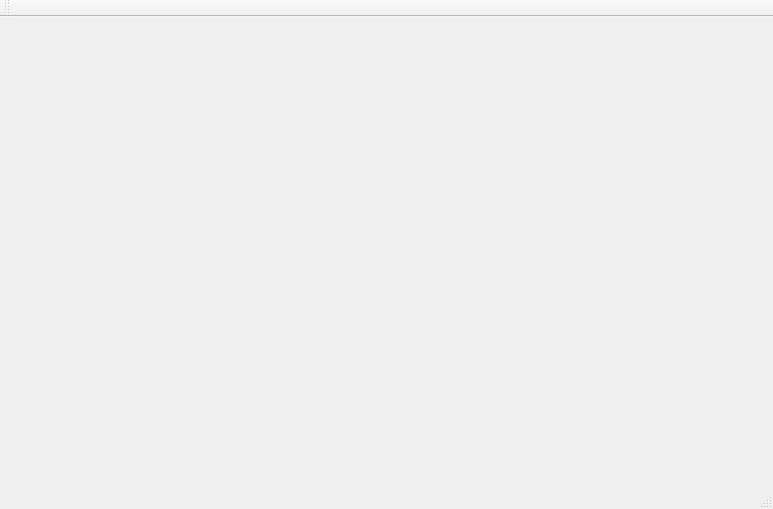
First picture: the form in ui/mainwindow.ui, repository panderan/survive, before the edit.
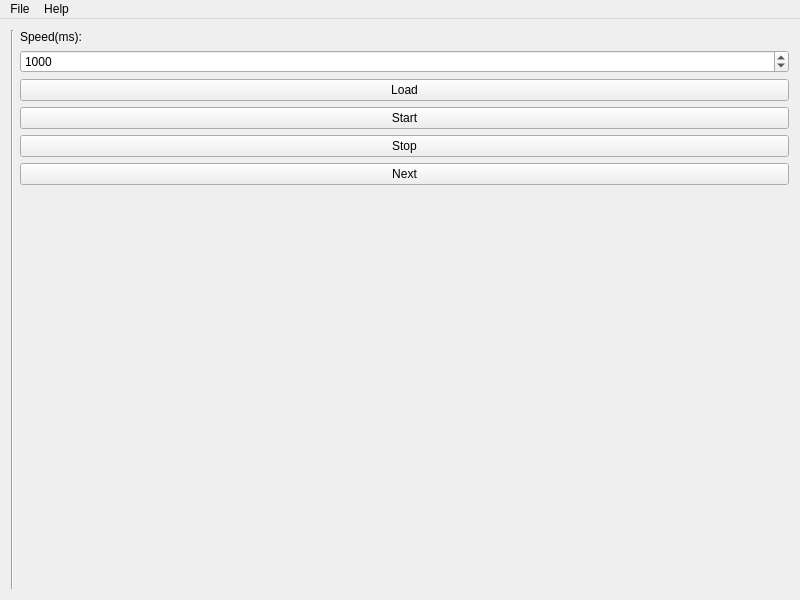
Second picture: the form after the edit.

What changed in the file:
```diff
--- a/ui/mainwindow.ui
+++ b/ui/mainwindow.ui
@@ -6,18 +6,93 @@
    <rect>
     <x>0</x>
     <y>0</y>
-    <width>773</width>
-    <height>509</height>
+    <width>800</width>
+    <height>600</height>
    </rect>
   </property>
   <property name="windowTitle">
    <string>MainWindow</string>
   </property>
   <widget class="QWidget" name="centralWidget">
-   <layout class="QVBoxLayout" name="verticalLayout">
+   <layout class="QHBoxLayout" name="horizontalLayout" stretch="1,0,0">
     <item>
      <layout class="QHBoxLayout" name="mainLayout"/>
     </item>
+    <item>
+     <widget class="Line" name="line">
+      <property name="orientation">
+       <enum>Qt::Vertical</enum>
+      </property>
+     </widget>
+    </item>
+    <item>
+     <layout class="QVBoxLayout" name="ctrlLayout">
+      <property name="topMargin">
+       <number>0</number>
+      </property>
+      <item>
+       <widget class="QLabel" name="label">
+        <property name="text">
+         <string>Speed(ms):   </string>
+        </property>
+       </widget>
+      </item>
+      <item>
+       <widget class="QSpinBox" name="speedSpinBox">
+        <property name="minimum">
+         <number>200</number>
+        </property>
+        <property name="maximum">
+         <number>5000</number>
+        </property>
+        <property name="value">
+         <number>1000</number>
+        </property>
+       </widget>
+      </item>
+      <item>
+       <widget class="QPushButton" name="loadBtn">
+        <property name="text">
+         <string>Load</string>
+        </property>
+       </widget>
+      </item>
+      <item>
+       <widget class="QPushButton" name="startBtn">
+        <property name="text">
+         <string>Start</string>
+        </property>
+       </widget>
+      </item>
+      <item>
+       <widget class="QPushButton" name="stopBtn">
+        <property name="text">
+         <string>Stop</string>
+        </property>
+       </widget>
+      </item>
+      <item>
+       <widget class="QPushButton" name="nextBtn">
+        <property name="text">
+         <string>Next</string>
+        </property>
+       </widget>
+      </item>
+      <item>
+       <spacer name="ctrlVSpacer">
+        <property name="orientation">
+         <enum>Qt::Vertical</enum>
+        </property>
+        <property name="sizeHint" stdset="0">
+         <size>
+          <width>20</width>
+          <height>40</height>
+         </size>
+        </property>
+       </spacer>
+      </item>
+     </layout>
+    </item>
    </layout>
   </widget>
   <widget class="QMenuBar" name="menuBar">
@@ -25,20 +100,35 @@
     <rect>
      <x>0</x>
      <y>0</y>
-     <width>773</width>
+     <width>800</width>
      <height>23</height>
     </rect>
    </property>
+   <widget class="QMenu" name="menuFile">
+    <property name="title">
+     <string>File</string>
+    </property>
+    <addaction name="actionExit"/>
+   </widget>
+   <widget class="QMenu" name="menuHelp">
+    <property name="title">
+     <string>Help</string>
+    </property>
+    <addaction name="actionHelp"/>
+   </widget>
+   <addaction name="menuFile"/>
+   <addaction name="menuHelp"/>
   </widget>
-  <widget class="QToolBar" name="mainToolBar">
-   <attribute name="toolBarArea">
-    <enum>TopToolBarArea</enum>
-   </attribute>
-   <attribute name="toolBarBreak">
-    <bool>false</bool>
-   </attribute>
-  </widget>
-  <widget class="QStatusBar" name="statusBar"/>
+  <action name="actionExit">
+   <property name="text">
+    <string>Exit</string>
+   </property>
+  </action>
+  <action name="actionHelp">
+   <property name="text">
+    <string>Help</string>
+   </property>
+  </action>
  </widget>
  <layoutdefault spacing="6" margin="11"/>
  <resources/>
```
Left out of the diff: 21 changed lines with no effect on the pictures.
